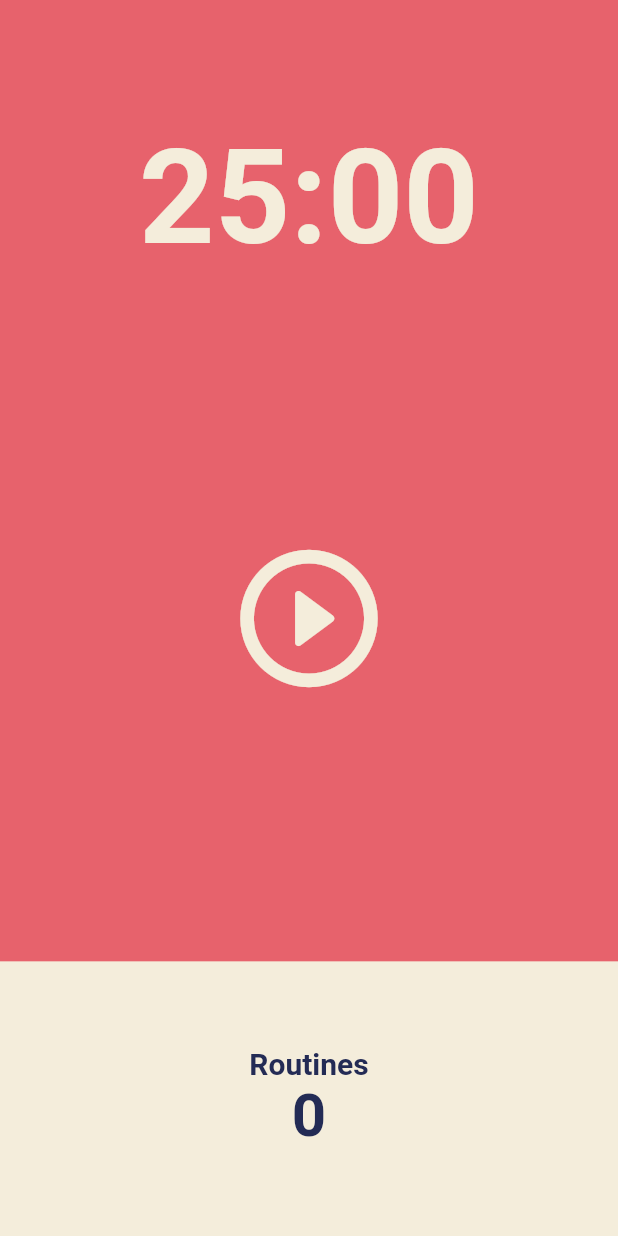
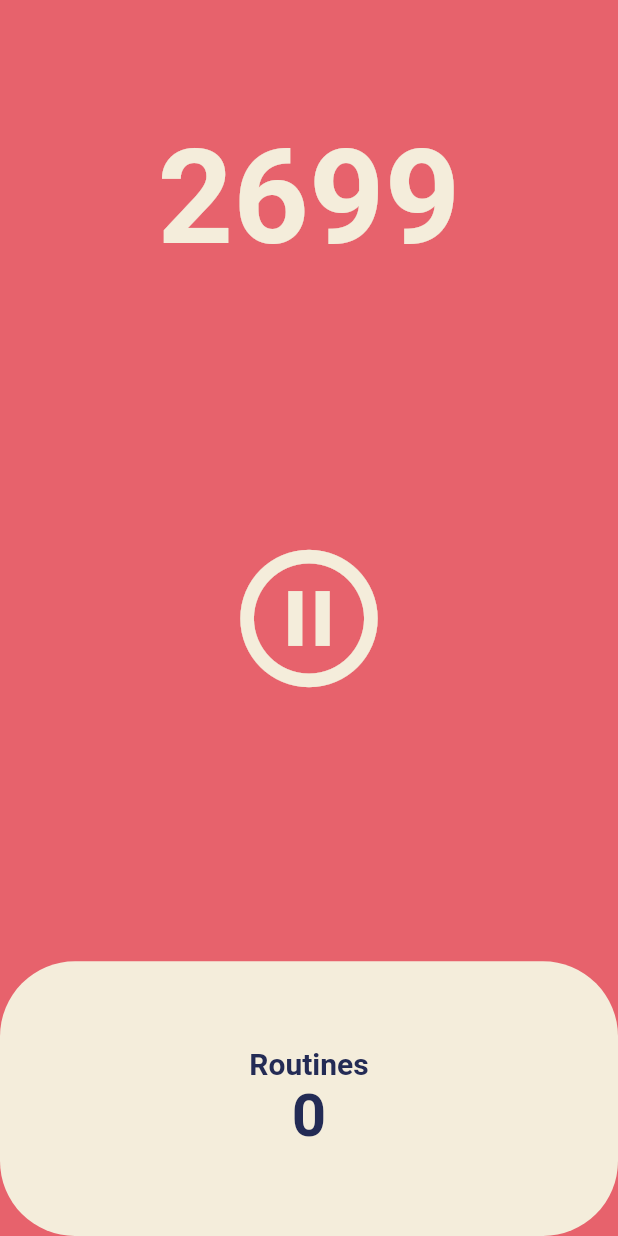
Before and after one commit to molo0/flutter_simple_timer, a Flutter app: the screen it shows after launch, after a tap on the "play circle outline" icon, on a phone screen of 412 x 824 dp. Run offline on Flutter 3.47's test engine with Material 2 defaults, Android fonts, the phone set to English and light mode, and no system bars.

```diff
--- a/lib/screens/home_screen.dart
+++ b/lib/screens/home_screen.dart
@@ -1,3 +1,6 @@
+import 'dart:async';
+import 'dart:developer';
+
 import 'package:flutter/material.dart';
 
 class HomeScreen extends StatefulWidget {
@@ -8,6 +11,31 @@ class HomeScreen extends StatefulWidget {
 }
 
 class _HomeScreenState extends State<HomeScreen> {
+  int totalSecond = 45 * 60;
+  bool isPlaying = false;
+  late Timer timer;
+
+  void onTimerStart(Timer timer) {
+    log('$totalSecond');
+    setState(() {
+      totalSecond = totalSecond - 1;
+    });
+  }
+
+  void onPlayPressed() {
+    timer = Timer.periodic(const Duration(seconds: 1), onTimerStart);
+    setState(() {
+      isPlaying = true;
+    });
+  }
+
+  void onPausePressed() {
+    timer.cancel();
+    setState(() {
+      isPlaying = false;
+    });
+  }
+
   @override
   Widget build(BuildContext context) {
     return Scaffold(
@@ -19,7 +47,7 @@ class _HomeScreenState extends State<HomeScreen> {
             child: Container(
               alignment: Alignment.bottomCenter,
               child: Text(
-                '25:00',
+                '$totalSecond',
                 style: TextStyle(
                   color: Theme.of(context).cardColor,
                   fontSize: 88,
@@ -32,9 +60,11 @@ class _HomeScreenState extends State<HomeScreen> {
             flex: 5,
             child: Center(
               child: IconButton(
-                onPressed: () {},
-                icon: const Icon(
-                  Icons.play_circle_outline_rounded,
+                onPressed: isPlaying ? onPausePressed : onPlayPressed,
+                icon: Icon(
+                  isPlaying
+                      ? Icons.pause_circle_outline
+                      : Icons.play_circle_outline_rounded,
                 ),
                 iconSize: 110,
                 color: Theme.of(context).cardColor,
@@ -47,8 +77,10 @@ class _HomeScreenState extends State<HomeScreen> {
               children: [
                 Expanded(
                   child: Container(
-                    decoration:
-                        BoxDecoration(color: Theme.of(context).cardColor),
+                    decoration: BoxDecoration(
+                      color: Theme.of(context).cardColor,
+                      borderRadius: BorderRadius.circular(50),
+                    ),
                     child: Column(
                       mainAxisAlignment: MainAxisAlignment.center,
                       children: [
```
